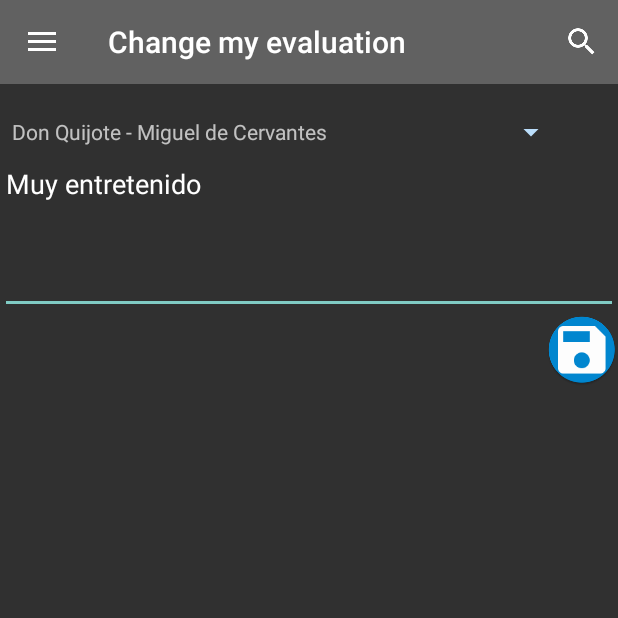
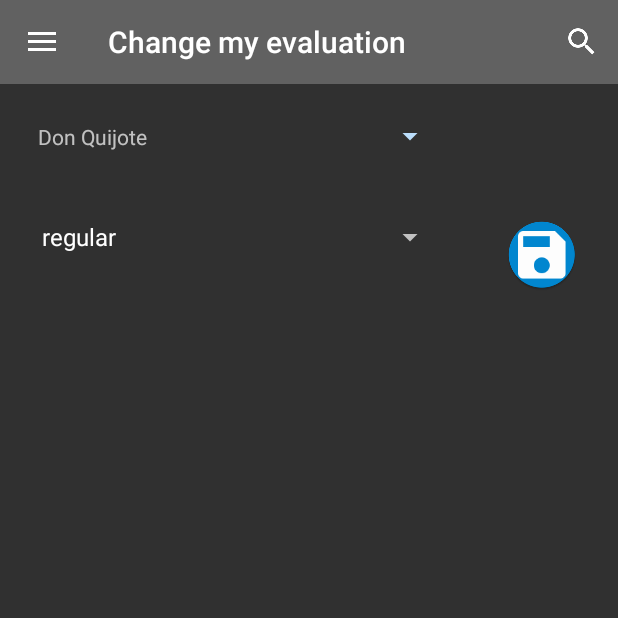
Before and after one commit to andreuconesasimo/MyBookDatabase, an Android app: the screen it shows after launch (MainActivity), in the side drawer, after a tap on "Change my evaluation", on a phone screen of 412 x 824 dp, the top half of it. Run offline under Robolectric (Android 15) with nearby library versions, the phone set to English and light mode, and no system bars.

Commit message:
canvi de la caixa de text multilinia de "Change evaluation" per un Spinner amb les opcions molt bo, bo, regular, dolent, molt dolent

```diff
--- a/app/src/main/java/com/example/pr_idi/mydatabaseexample/MainActivity.java
+++ b/app/src/main/java/com/example/pr_idi/mydatabaseexample/MainActivity.java
@@ -40,11 +40,11 @@ public class MainActivity extends AppCompatActivity {
     private NavigationView navigationView;
     private List<String> listDataHeader;
     private HashMap<String, List<String>> listDataChild;
-    private EditText et;
     private long bookId;
     private Toolbar toolbar;
     private FrameLayout frame;
     private ArrayAdapter<String> dataAdapter;
+    private ArrayAdapter<CharSequence> adapterSpinnerEvaluation;
 
     @Override
     public void onCreate(Bundle savedInstanceState) {
@@ -152,6 +152,12 @@ public class MainActivity extends AppCompatActivity {
                 adp.setDropDownViewResource(android.R.layout.simple_spinner_dropdown_item);
                 spinner2.setAdapter(adp);
                 spinner2.setOnItemSelectedListener(new SpinnerChangeEvaluationItemSelectedListener());
+
+                Spinner evaluationView = (Spinner) changeEvaluationView.findViewById(R.id.valoracio);
+                adapterSpinnerEvaluation = ArrayAdapter.createFromResource(this, R.array.evaluation_array, android.R.layout.simple_spinner_item);
+                adapterSpinnerEvaluation.setDropDownViewResource(android.R.layout.simple_spinner_dropdown_item);
+                evaluationView.setAdapter(adapterSpinnerEvaluation);
+
                 ImageButton imageButton = (ImageButton) changeEvaluationView.findViewById(R.id.save_book);
                 imageButton.setOnTouchListener(new ImageButtonHighlighterOnTouchListener(imageButton));
                 frame.addView(changeEvaluationView);
@@ -181,10 +187,13 @@ public class MainActivity extends AppCompatActivity {
         @Override
         public void onItemSelected(AdapterView<?> parent, View view, int position, long id) {
             bookData.open();
-            EditText evaluation = (EditText) findViewById(R.id.text_area_evaluation);
+            //EditText evaluation = (EditText) findViewById(R.id.text_area_evaluation);
+            Spinner evaluation = (Spinner) findViewById(R.id.valoracio);
             String eva = bookData.getEvaluation(view.getId());
-            evaluation.setText(eva);
-            et = evaluation;
+            if (!eva.equals(null)){
+                int spinnerPosition = adapterSpinnerEvaluation.getPosition(eva);
+                evaluation.setSelection(spinnerPosition);
+            }
             bookId = view.getId();
             bookData.close();
         }
@@ -236,7 +245,9 @@ public class MainActivity extends AppCompatActivity {
     public void onClick(View view) {
         switch (view.getId()){
             case R.id.save_book:
-                SampleDialog sd = SampleDialog.newInstance("Are you sure you want to modify your book's evaluation?",et.getText().toString(),bookId);
+                Spinner evaluation = (Spinner) findViewById(R.id.valoracio);
+                String text = evaluation.getSelectedItem().toString();
+                SampleDialog sd = SampleDialog.newInstance("Are you sure you want to modify your book's evaluation?",text,bookId);
                 FragmentTransaction transaction = getFragmentManager().beginTransaction();
                 sd.show(transaction,"Alert");
                 break;
@@ -275,15 +286,18 @@ public class MainActivity extends AppCompatActivity {
         LayoutInflater inflater3 = getLayoutInflater();
         changeEvaluationView = inflater3.inflate(R.layout.change_evaluation_view, null);
         Spinner spinner2 = (Spinner) changeEvaluationView.findViewById(R.id.spinner_evaluation);
-
         SpinnerAdapter adp = new SpinnerAdapter(this, this,R.layout.spinner_row_item,books);
         adp.setDropDownViewResource(android.R.layout.simple_spinner_dropdown_item);
         spinner2.setAdapter(adp);
-
         int spinnerPosition = adp.getPosition(view.getId());
         spinner2.setSelection(spinnerPosition);
+        spinner2.setOnItemSelectedListener(new SpinnerChangeEvaluationItemSelectedListener());
 
-        spinner2.setOnItemSelectedListener(new SpinnerChangeEvaluationItemSelectedListener());
+        Spinner evaluationView = (Spinner) changeEvaluationView.findViewById(R.id.valoracio);
+        adapterSpinnerEvaluation = ArrayAdapter.createFromResource(this, R.array.evaluation_array, android.R.layout.simple_spinner_item);
+        adapterSpinnerEvaluation.setDropDownViewResource(android.R.layout.simple_spinner_dropdown_item);
+        evaluationView.setAdapter(adapterSpinnerEvaluation);
+
         ImageButton imageButton = (ImageButton) changeEvaluationView.findViewById(R.id.save_book);
         imageButton.setOnTouchListener(new ImageButtonHighlighterOnTouchListener(imageButton));
         bookData.close();
--- a/app/src/main/java/com/example/pr_idi/mydatabaseexample/MySQLiteHelper.java
+++ b/app/src/main/java/com/example/pr_idi/mydatabaseexample/MySQLiteHelper.java
@@ -52,7 +52,7 @@ public class MySQLiteHelper extends SQLiteOpenHelper {
         values.put(COLUMN_YEAR, 1915);
         values.put(COLUMN_PUBLISHER, "Kurt Wolff");
         values.put(COLUMN_CATEGORY, "Novela");
-        values.put(COLUMN_PERSONAL_EVALUATION,"Historia inquietante, fantastica y profunda");
+        values.put(COLUMN_PERSONAL_EVALUATION,"molt bo");
         // Insert the new row, returning the primary key value of the new row
         long newRowId = database.insert(TABLE_BOOKS, null, values);
 
@@ -62,7 +62,7 @@ public class MySQLiteHelper extends SQLiteOpenHelper {
         values.put(COLUMN_YEAR, 1605);
         values.put(COLUMN_PUBLISHER, "Francisco de Robles");
         values.put(COLUMN_CATEGORY, "Aventura");
-        values.put(COLUMN_PERSONAL_EVALUATION,"Muy entretenido");
+        values.put(COLUMN_PERSONAL_EVALUATION,"regular");
         newRowId = database.insert(TABLE_BOOKS, null, values);
 
         values = new ContentValues();
@@ -71,7 +71,7 @@ public class MySQLiteHelper extends SQLiteOpenHelper {
         values.put(COLUMN_YEAR, 1922);
         values.put(COLUMN_PUBLISHER, "Sylvia Beach");
         values.put(COLUMN_CATEGORY, "Novela");
-        values.put(COLUMN_PERSONAL_EVALUATION,"Pasable");
+        values.put(COLUMN_PERSONAL_EVALUATION,"bo");
         newRowId = database.insert(TABLE_BOOKS, null, values);
 
         values = new ContentValues();
@@ -80,7 +80,7 @@ public class MySQLiteHelper extends SQLiteOpenHelper {
         values.put(COLUMN_YEAR, 1876);
         values.put(COLUMN_PUBLISHER, "Pierre-Jules Hetzel");
         values.put(COLUMN_CATEGORY, "Guerra");
-        values.put(COLUMN_PERSONAL_EVALUATION,"Demasiado explicita");
+        values.put(COLUMN_PERSONAL_EVALUATION,"bo");
         newRowId = database.insert(TABLE_BOOKS, null, values);
 
         values = new ContentValues();
@@ -89,7 +89,7 @@ public class MySQLiteHelper extends SQLiteOpenHelper {
         values.put(COLUMN_YEAR, 1925);
         values.put(COLUMN_PUBLISHER, "Verlag Die Schmiede");
         values.put(COLUMN_CATEGORY, "Filosofia");
-        values.put(COLUMN_PERSONAL_EVALUATION,"Muy interesante i predictiva sobre las catastrofes venideras");
+        values.put(COLUMN_PERSONAL_EVALUATION,"regular");
         newRowId = database.insert(TABLE_BOOKS, null, values);
 
         values = new ContentValues();
@@ -98,7 +98,7 @@ public class MySQLiteHelper extends SQLiteOpenHelper {
         values.put(COLUMN_YEAR, 1926);
         values.put(COLUMN_PUBLISHER, "Kurt Wolff");
         values.put(COLUMN_CATEGORY, "Filosofia");
-        values.put(COLUMN_PERSONAL_EVALUATION,"Es un relato curioso, donde se hace incapié en la burocracia del poder gobernante, y como le cuesta a un forastero adaptarse y entender cómo funcionan las cosas en un lugar que no es el suyo pero al que quiere pertenecer.");
+        values.put(COLUMN_PERSONAL_EVALUATION,"molt dolent");
         newRowId = database.insert(TABLE_BOOKS, null, values);
 
         values = new ContentValues();
@@ -107,7 +107,7 @@ public class MySQLiteHelper extends SQLiteOpenHelper {
         values.put(COLUMN_YEAR, 1916);
         values.put(COLUMN_PUBLISHER, "The Egoist");
         values.put(COLUMN_CATEGORY, "Autobiografia");
-        values.put(COLUMN_PERSONAL_EVALUATION,"En esta obra, Joyce empieza a mostrar una evolución estilística que culminará en su obra más famosa, Ulises. A través del estilo narrativo, empieza reflejando los balbuceos de Stephen cuando es un bebé, hasta terminar en cuidados monólogos del Dédalus universitario.");
+        values.put(COLUMN_PERSONAL_EVALUATION,"bo");
         newRowId = database.insert(TABLE_BOOKS, null, values);
 
         values = new ContentValues();
@@ -116,7 +116,7 @@ public class MySQLiteHelper extends SQLiteOpenHelper {
         values.put(COLUMN_YEAR, 1872);
         values.put(COLUMN_PUBLISHER, "Pierre-Jules Hetzel");
         values.put(COLUMN_CATEGORY, "Aventura");
-        values.put(COLUMN_PERSONAL_EVALUATION,"Entiendo que en su momento debió ser el nova más, pero ha envejecido bastante mal. Personajes apenas desarrollados, fríos en ocasiones y estereotipados casi siempre.");
+        values.put(COLUMN_PERSONAL_EVALUATION,"molt bo");
         newRowId = database.insert(TABLE_BOOKS, null, values);
 
         values = new ContentValues();
@@ -125,7 +125,7 @@ public class MySQLiteHelper extends SQLiteOpenHelper {
         values.put(COLUMN_YEAR, 1940);
         values.put(COLUMN_PUBLISHER, "Charles Scribner's Sons");
         values.put(COLUMN_CATEGORY, "Guerra");
-        values.put(COLUMN_PERSONAL_EVALUATION,"Esta novela es, por encima de todo, un alegato contra lo absurdo de la guerra, sobre lo ridículo de las posiciones entre los bandos, sobre el caos, la supervivencia, y sobre lo hondas que son las heridas, pero que, a pesar de todo, pueden llegar a cicatrizarse.");
+        values.put(COLUMN_PERSONAL_EVALUATION,"dolent");
         newRowId = database.insert(TABLE_BOOKS, null, values);
 
         values = new ContentValues();
@@ -134,7 +134,7 @@ public class MySQLiteHelper extends SQLiteOpenHelper {
         values.put(COLUMN_YEAR, 1925);
         values.put(COLUMN_PUBLISHER, "Charles Scribner's Sons");
         values.put(COLUMN_CATEGORY, "Novela");
-        values.put(COLUMN_PERSONAL_EVALUATION,"Una obra que retrata a la perfección el espíritu de los felices años veinte. Un ensayo disfrazado de novela en cuyo final creí apreciar cierta moraleja. Un relato corto -185 páginas- que, para considerarse leído y comprendido, debería leerse dos veces.");
+        values.put(COLUMN_PERSONAL_EVALUATION,"bo");
         newRowId = database.insert(TABLE_BOOKS, null, values);
     }
 
--- a/app/src/main/java/com/example/pr_idi/mydatabaseexample/SpinnerAdapter.java
+++ b/app/src/main/java/com/example/pr_idi/mydatabaseexample/SpinnerAdapter.java
@@ -38,7 +38,21 @@ public class SpinnerAdapter extends ArrayAdapter {
 
         Book b = bookList.get(position);
         TextView tv = (TextView) convertView.findViewById(R.id.spinner_item_text);
-        tv.setText(b.toString());
+        tv.setText(b.getTitle());
+        convertView.setId((int) b.getId());
+        return convertView;
+    }
+
+    @Override
+    public View getDropDownView(int position, View convertView, ViewGroup parent) {
+        if(convertView==null){
+            LayoutInflater inflater = activity.getLayoutInflater();
+            convertView = inflater.inflate(resourceId, parent, false);
+        }
+
+        Book b = bookList.get(position);
+        TextView tv = (TextView) convertView.findViewById(R.id.spinner_item_text);
+        tv.setText(b.getTitle());
         convertView.setId((int) b.getId());
         return convertView;
     }
--- a/app/src/main/res/layout/change_evaluation_view.xml
+++ b/app/src/main/res/layout/change_evaluation_view.xml
@@ -2,28 +2,29 @@
 <LinearLayout xmlns:android="http://schemas.android.com/apk/res/android"
     android:orientation="vertical" android:layout_width="match_parent"
     android:layout_height="match_parent">
-
+    <TableLayout
+        android:layout_width="match_parent"
+        android:layout_height="match_parent"
+        android:stretchColumns="2">
+        <TableRow>
     <Spinner
         android:id="@+id/spinner_evaluation"
         android:layout_width="wrap_content"
         android:layout_height="wrap_content"
         android:prompt="@string/spinner_title"
-        android:layout_marginTop="20dip"
-        android:layout_marginLeft="8dip"
-        android:layout_marginRight="8dip"
+        android:layout_margin="20dp"
         android:backgroundTint="#BBDEFB">
     </Spinner>
-    <EditText
-        android:id="@+id/text_area_evaluation"
-        android:inputType="textMultiLine"
-        android:lines="6"
-        android:minLines="4"
-        android:gravity="top|left"
-        android:maxLines="8"
+        </TableRow>
+        <TableRow
+            >
+    <Spinner
+        android:id="@+id/valoracio"
+        android:layout_width="wrap_content"
         android:layout_height="wrap_content"
-        android:layout_width="fill_parent"
-        android:scrollbars="vertical"
-        />
+        android:layout_margin="20dp"
+        >
+    </Spinner>
 
     <ImageButton
         android:id="@+id/save_book"
@@ -32,7 +33,8 @@
         android:src="@drawable/ic_save_blue_24dp"
         android:onClick="onClick"
         android:background="@null"
-        android:layout_gravity="right"
+        android:layout_margin="20dp"
         />
-
+        </TableRow>
+    </TableLayout>
 </LinearLayout>
--- a/app/src/main/res/layout/spinner_row_item.xml
+++ b/app/src/main/res/layout/spinner_row_item.xml
@@ -6,6 +6,7 @@
     <TextView
         android:id="@+id/spinner_item_text"
         android:layout_width="wrap_content"
-        android:layout_height="wrap_content" />
+        android:layout_height="wrap_content"
+        android:layout_margin="5dp"/>
 
 </LinearLayout>
--- a/app/src/main/res/values/strings.xml
+++ b/app/src/main/res/values/strings.xml
@@ -15,4 +15,11 @@
     <string name="help_text_section4">Here you can see all the information of books written by one author. Using <i>the top spinner</i>, select the author and just underneath the app will show you all his/her books.</string>
     <string name="help_title_section5">Change my evaluation</string>
     <string name="help_text_section5">This section allows you to modify your evaluation of any book. Using <i>the top spinner</i>, select the book and just underneath the app will show you your evaluation on that book. Make the changes you desire and save them by pressing <i>the floppy disk button.</i></string>
+    <string-array name="evaluation_array">
+        <item>molt bo</item>
+        <item>bo</item>
+        <item>regular</item>
+        <item>dolent</item>
+        <item>molt dolent</item>
+    </string-array>
 </resources>
```
Also changed, not shown: 2 other files.
